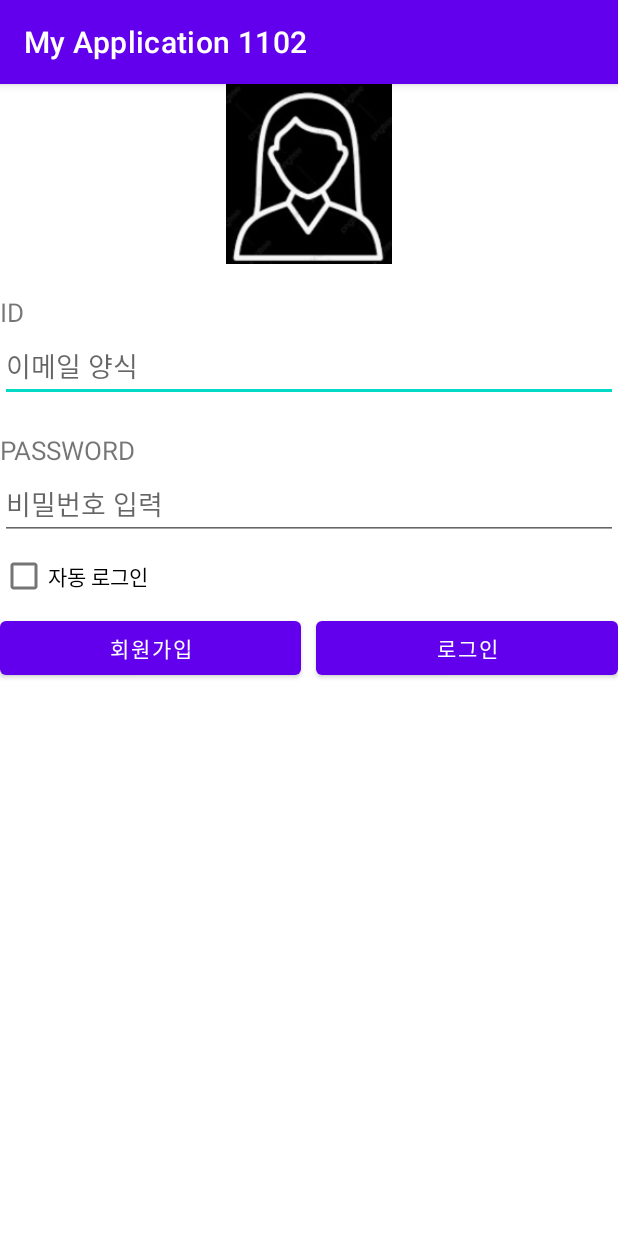
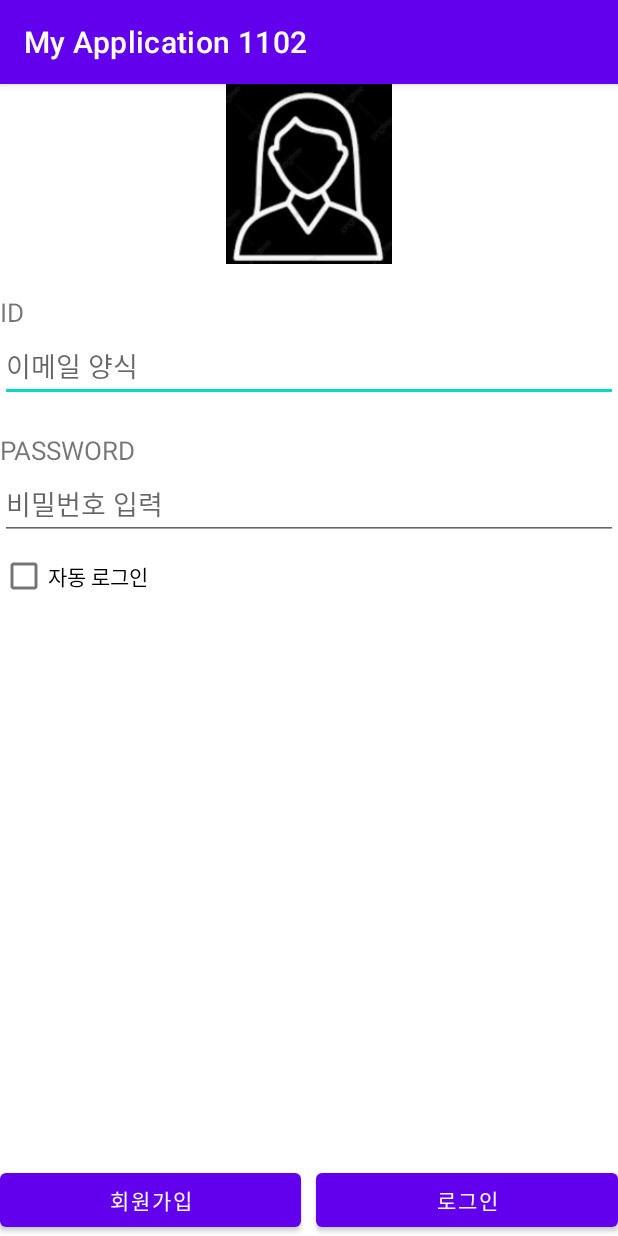
Before and after one commit to Lyne121/My_Application_1102, an Android app: the screen it shows after launch (MainActivity), on a phone screen of 412 x 824 dp. Run offline under Robolectric (Android 15) with nearby library versions, the phone set to English and light mode, and no system bars.

Commit message:
응용문제 마무리

```diff
--- a/app/src/main/res/layout/activity_main.xml
+++ b/app/src/main/res/layout/activity_main.xml
@@ -52,6 +52,12 @@
         android:layout_height="wrap_content"
         android:text="자동 로그인"/>
 
+    //하단바 밀어내기
+    <TextView
+        android:layout_width="wrap_content"
+        android:layout_height="0dp"
+        android:layout_weight="1" />
+
     //버튼
     <LinearLayout
         android:layout_width="match_parent"
```
